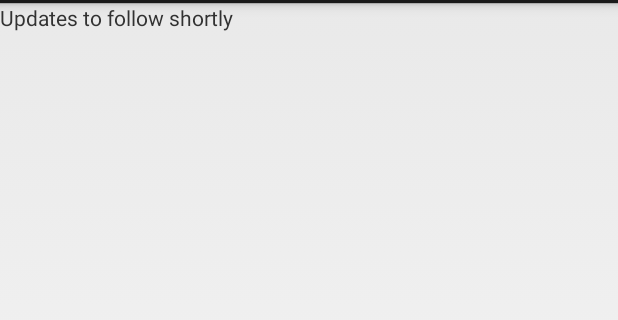
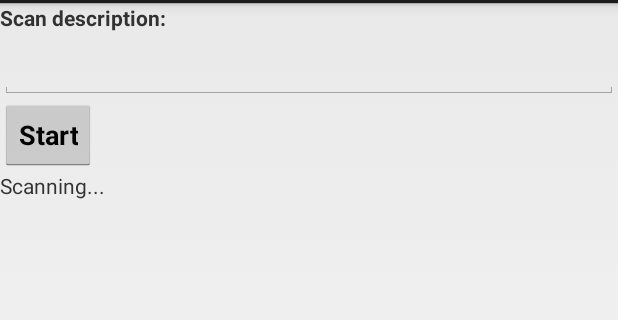
Before and after one commit to JamesLTaylor/WifiRecord, an Android app: the ContinuousRecordActivity screen opened directly, with no data from a screen before it, on a phone screen of 412 x 824 dp, the part 69-389 px from its top. Run offline under Robolectric (Android 15) with nearby library versions, the phone set to English and light mode, and no system bars; 1 statement that could not run was skipped.

Commit message:
Improved path recording UI and file structure.

```diff
--- /dev/null
+++ b/app/src/main/java/com/cogn/wifirecord/InstantAutoComplete.java
@@ -0,0 +1,38 @@
+package com.cogn.wifirecord;
+
+import android.content.Context;
+import android.graphics.Rect;
+import android.util.AttributeSet;
+import android.widget.AutoCompleteTextView;
+
+public class InstantAutoComplete extends AutoCompleteTextView {
+
+    public InstantAutoComplete(Context context) {
+        super(context);
+    }
+
+    public InstantAutoComplete(Context arg0, AttributeSet arg1) {
+        super(arg0, arg1);
+    }
+
+    public InstantAutoComplete(Context arg0, AttributeSet arg1, int arg2) {
+        super(arg0, arg1, arg2);
+    }
+
+    @Override
+    public boolean enoughToFilter() {
+        return true;
+    }
+
+    @Override
+    protected void onFocusChanged(boolean focused, int direction,
+                                  Rect previouslyFocusedRect) {
+        super.onFocusChanged(focused, direction, previouslyFocusedRect);
+        if (focused && isEnabled()) {
+            CharSequence text = getText();
+            if (text==null) text = "";
+            performFiltering(text, 0);
+        }
+    }
+
+}
--- a/app/src/main/res/layout/activity_continuous_record.xml
+++ b/app/src/main/res/layout/activity_continuous_record.xml
@@ -3,6 +3,7 @@
     xmlns:tools="http://schemas.android.com/tools"
     android:layout_width="match_parent"
     android:layout_height="match_parent"
+    android:keepScreenOn="true"
     tools:context="com.cogn.wifirecord.ContinuousRecordActivity">
 
 
@@ -11,13 +12,33 @@
         android:layout_width="match_parent"
         android:layout_height="match_parent"
         android:layout_alignParentTop="true"
-        android:layout_alignParentStart="true">
+        android:layout_alignParentStart="true"
+        android:id="@+id/continuous_record_layout">
+        <TextView
+            android:layout_width="wrap_content"
+            android:layout_height="wrap_content"
+            android:text="Scan description:"
+            android:textStyle="bold"/>
+
+        <com.cogn.wifirecord.InstantAutoComplete
+            android:layout_width="match_parent"
+            android:layout_height="wrap_content"
+            android:padding="10dp"
+            android:id="@+id/continuous_record_description">
+            <!--android:completionThreshold="0"-->
+        </com.cogn.wifirecord.InstantAutoComplete>
+        <Button
+            android:layout_width="wrap_content"
+            android:layout_height="wrap_content"
+            android:textStyle="bold"
+            android:id = "@+id/continuous_record_start"
+            android:text ="Start"/>
 
         <TextView
             android:layout_width="match_parent"
             android:layout_height="match_parent"
-            android:text="Updates to follow shortly"
-            android:id="@+id/continuous_update_info"
+            android:text="Scanning..."
+            android:id="@+id/continuous_record_info"
             android:layout_gravity="center_horizontal"
             android:clickable="true"/>
 
```
Also changed, not shown: app/src/main/java/com/cogn/wifirecord/ContinuousRecordActivity.java (+118 -30 lines), app/src/main/res/menu/record.xml (+11 -0 lines), 1 other file.
